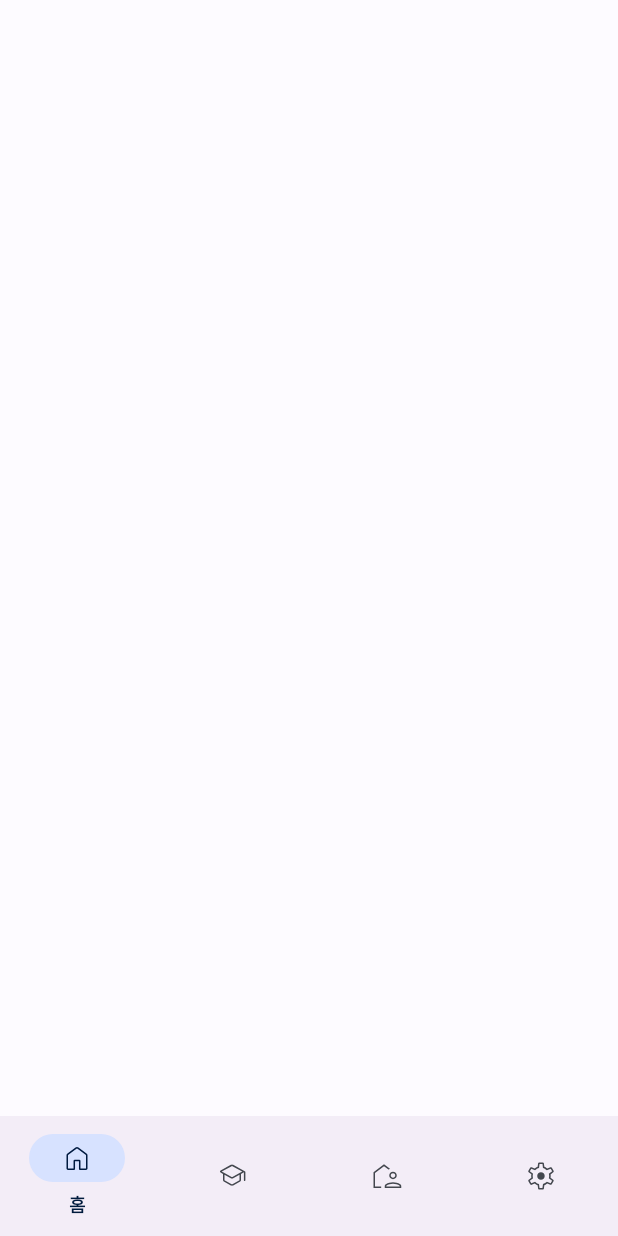
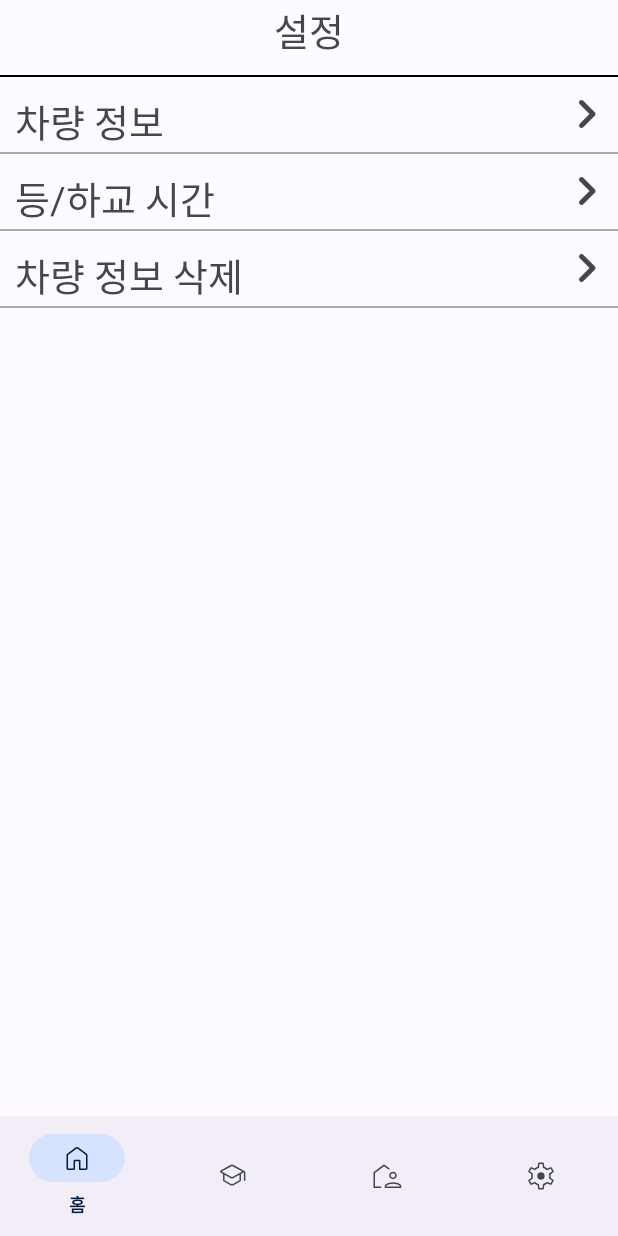
Before and after one commit to Starcandy320/Gachigachi, an Android app: the fragment SystemFragment placed in its activity, on a phone screen of 412 x 824 dp. Run offline under Robolectric (Android 15) with nearby library versions, the phone set to English and light mode, and no system bars.

Commit message:
차량등록

```diff
--- /dev/null
+++ b/app/src/main/res/drawable/right.xml
@@ -0,0 +1,11 @@
+<vector xmlns:android="http://schemas.android.com/apk/res/android"
+    android:width="24dp"
+    android:height="24dp"
+    android:viewportWidth="960"
+    android:viewportHeight="960"
+    android:tint="?attr/colorControlNormal"
+    android:autoMirrored="true">
+  <path
+      android:fillColor="@android:color/white"
+      android:pathData="M504,480L348,324Q337,313 337,296Q337,279 348,268Q359,257 376,257Q393,257 404,268L588,452Q594,458 596.5,465Q599,472 599,480Q599,488 596.5,495Q594,502 588,508L404,692Q393,703 376,703Q359,703 348,692Q337,681 337,664Q337,647 348,636L504,480Z"/>
+</vector>
--- a/app/src/main/res/layout/fragment_system.xml
+++ b/app/src/main/res/layout/fragment_system.xml
@@ -5,7 +5,103 @@
     android:layout_height="match_parent"
     tools:context=".SystemFragment">
 
-    <!-- TODO: Update blank fragment layout -->
+    <!-- TODO: Update blank fragment layout -->'
+    <LinearLayout
+        android:layout_width="match_parent"
+        android:layout_height="wrap_content"
+        android:orientation="vertical">
 
+        <com.google.android.material.textview.MaterialTextView
+            android:layout_width="match_parent"
+            android:layout_height="40dp"
+            android:text="설정"
+            android:textSize="25dp"
+            android:gravity="center"/>
 
+        <View
+            android:layout_width="match_parent"
+            android:layout_height="1dp"
+            android:background="#000"
+            android:layout_marginTop="10dp"
+            />
+
+        <FrameLayout
+            android:layout_width="match_parent"
+            android:layout_height="wrap_content">
+
+            <!-- 텍스트뷰 -->
+            <TextView
+                android:paddingLeft="10dp"
+                android:layout_marginTop="10dp"
+                android:id="@+id/carReg"
+                android:layout_width="match_parent"
+                android:layout_height="40dp"
+                android:text="차량 정보"
+                android:textSize="25dp"
+                />
+            <!-- 이미지뷰 -->
+            <ImageView
+                android:id="@+id/myImageView"
+                android:layout_width="40dp"
+                android:layout_height="40dp"
+                android:src="@drawable/right"
+                android:layout_gravity="end|center"/>
+        </FrameLayout>
+        <View
+            android:layout_width="match_parent"
+            android:layout_height="1dp"
+            android:background="@android:color/darker_gray"/>
+        <FrameLayout
+            android:layout_width="match_parent"
+            android:layout_height="wrap_content">
+
+            <!-- 텍스트뷰 -->
+            <TextView
+                android:paddingLeft="10dp"
+                android:layout_marginTop="10dp"
+                android:id="@+id/schedule"
+                android:layout_width="match_parent"
+                android:layout_height="40dp"
+                android:text="등/하교 시간"
+                android:textSize="25dp"
+                />
+            <!-- 이미지뷰 -->
+            <ImageView
+                android:layout_width="40dp"
+                android:layout_height="40dp"
+                android:src="@drawable/right"
+                android:layout_gravity="end|center"/>
+        </FrameLayout>
+        <!-- 구분선 -->
+        <View
+            android:layout_width="match_parent"
+            android:layout_height="1dp"
+            android:background="@android:color/darker_gray"/>
+        <FrameLayout
+            android:layout_width="match_parent"
+            android:layout_height="wrap_content">
+
+            <!-- 텍스트뷰 -->
+            <TextView
+                android:paddingLeft="10dp"
+                android:layout_marginTop="10dp"
+                android:id="@+id/delete"
+                android:layout_width="match_parent"
+                android:layout_height="40dp"
+                android:text="차량 정보 삭제"
+                android:textSize="25dp"
+                />
+            <!-- 이미지뷰 -->
+            <ImageView
+                android:layout_width="40dp"
+                android:layout_height="40dp"
+                android:src="@drawable/right"
+                android:layout_gravity="end|center"/>
+        </FrameLayout>
+        <!-- 구분선 -->
+        <View
+            android:layout_width="match_parent"
+            android:layout_height="1dp"
+            android:background="@android:color/darker_gray"/>
+    </LinearLayout>
 </FrameLayout>
```
